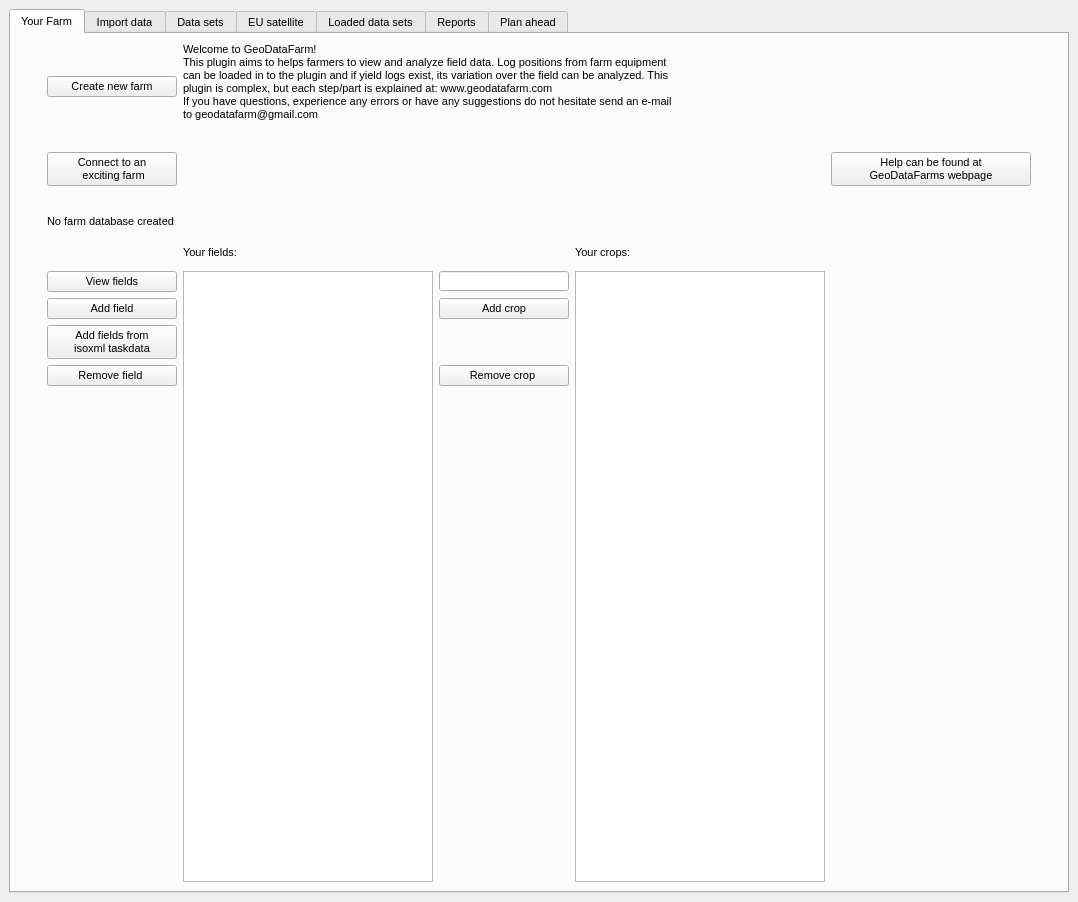
This is GeoDataFarm_dockwidget_base.ui in axelande/geodatafarm3 as Qt 5 draws it before an edit. The edited form follows.
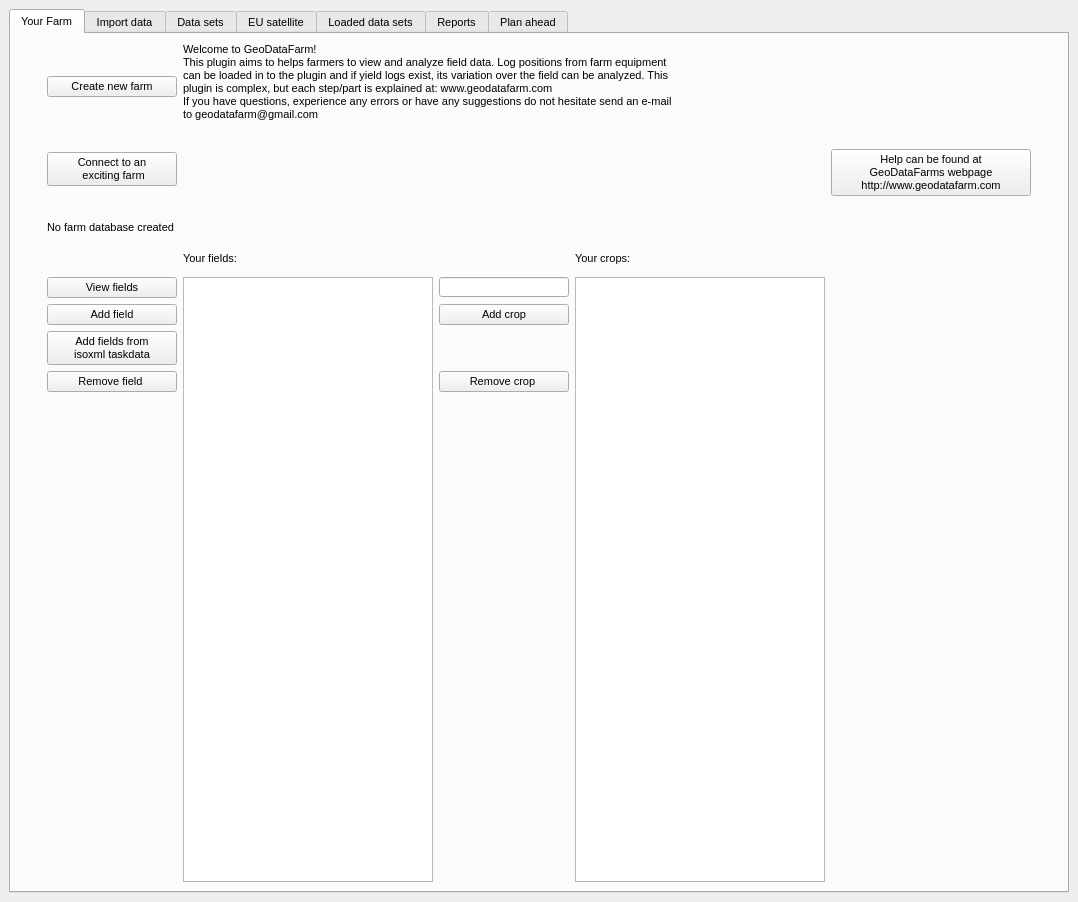
This is the edited form. Custom widgets are drawn as their Qt base class.

Diff of the .ui file:
```diff
--- a/GeoDataFarm_dockwidget_base.ui
+++ b/GeoDataFarm_dockwidget_base.ui
@@ -377,26 +377,6 @@
               </property>
              </widget>
             </item>
-            <item row="2" column="4">
-             <widget class="QPushButton" name="PBWebbpage">
-              <property name="minimumSize">
-               <size>
-                <width>200</width>
-                <height>0</height>
-               </size>
-              </property>
-              <property name="maximumSize">
-               <size>
-                <width>200</width>
-                <height>16777215</height>
-               </size>
-              </property>
-              <property name="text">
-               <string>Help can be found at
-GeoDataFarms webpage</string>
-              </property>
-             </widget>
-            </item>
             <item row="8" column="0">
              <widget class="QPushButton" name="PBAddIsoField">
               <property name="maximumSize">
@@ -411,6 +391,27 @@
               </property>
              </widget>
             </item>
+            <item row="2" column="4" rowspan="2">
+             <widget class="QPushButton" name="PBWebbpage">
+              <property name="minimumSize">
+               <size>
+                <width>200</width>
+                <height>0</height>
+               </size>
+              </property>
+              <property name="maximumSize">
+               <size>
+                <width>200</width>
+                <height>16777215</height>
+               </size>
+              </property>
+              <property name="text">
+               <string>Help can be found at
+GeoDataFarms webpage
+http://www.geodatafarm.com</string>
+              </property>
+             </widget>
+            </item>
            </layout>
           </item>
          </layout>
```
